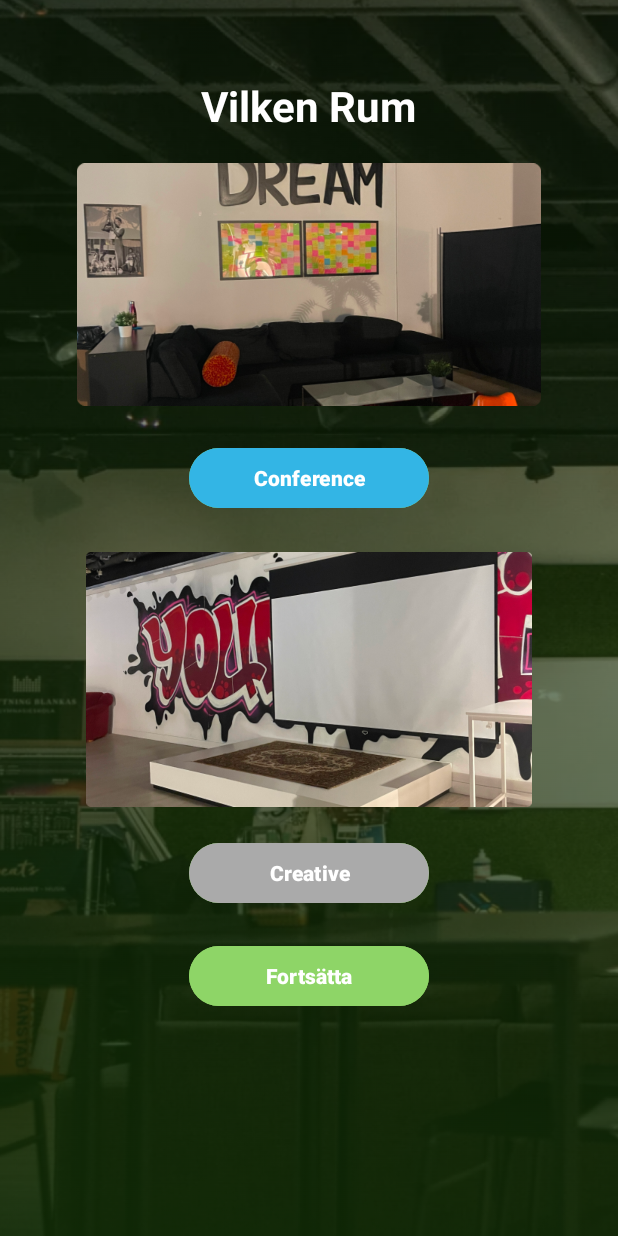
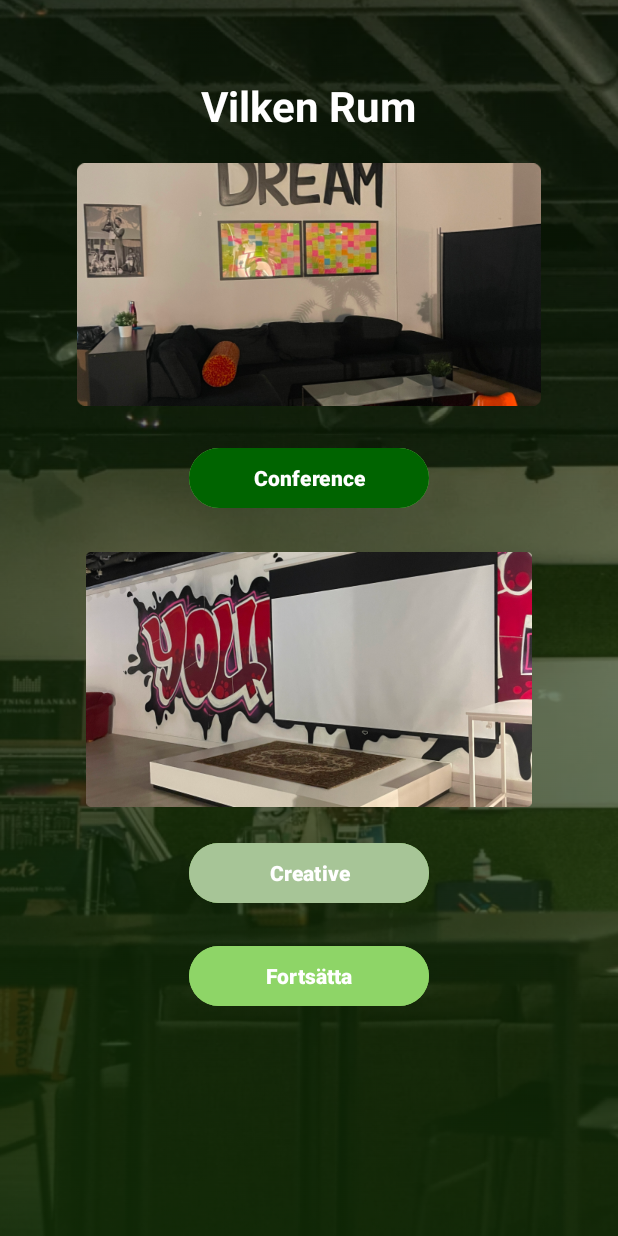
Before and after one commit to engNesta/SpacesbyYG, an Android app: the RoomSelectionActivity screen opened directly, with no data from a screen before it, after a tap on "Conference", on a phone screen of 412 x 824 dp. Run offline under Robolectric (Android 15) with nearby library versions, the phone set to English and light mode, and no system bars.

Commit message:
Code Cleaning and UI adjustments

```diff
--- a/app/build.gradle.kts
+++ b/app/build.gradle.kts
@@ -61,6 +61,8 @@ dependencies {
     implementation("com.google.firebase:firebase-analytics")
     implementation("com.google.firebase:firebase-auth:21.1.0")
 
+    implementation("com.stripe:stripe-android:20.32.0") // Replace with the latest version
+
     testImplementation(libs.junit)
     androidTestImplementation(libs.androidx.junit)
     androidTestImplementation(libs.androidx.espresso.core)
--- a/app/src/main/java/com/example/spacesbyyg/AnalyticsActivity.kt
+++ b/app/src/main/java/com/example/spacesbyyg/AnalyticsActivity.kt
@@ -214,7 +214,7 @@ class AnalyticsActivity : AppCompatActivity() {
 
         // Create a BarDataSet to hold the data for the chart
         val dataSet = BarDataSet(entries, "")
-        dataSet.color = ContextCompat.getColor(this, R.color.lime_green) // Give bars a green color
+        dataSet.color = ContextCompat.getColor(this, R.color.button_green) // Give bars a green color
         dataSet.valueTextColor = Color.WHITE // Values above bars in white for contrast
         dataSet.valueTextSize = 14f // Larger text size for readability
         dataSet.setDrawValues(true) // Ensure values are shown above bars
--- a/app/src/main/java/com/example/spacesbyyg/RoomSelectionActivity.kt
+++ b/app/src/main/java/com/example/spacesbyyg/RoomSelectionActivity.kt
@@ -1,4 +1,3 @@
-// RoomSelectionActivity.kt
 package com.example.spacesbyyg
 
 import android.content.Intent
@@ -7,10 +6,6 @@ import android.widget.Button
 import android.widget.Toast
 import androidx.appcompat.app.AppCompatActivity
 import androidx.core.content.ContextCompat
-import android.os.Build;
-import android.view.View;
-import android.view.WindowManager;
-import android.graphics.Color;
 
 class RoomSelectionActivity : AppCompatActivity() {
 
@@ -19,21 +14,6 @@ class RoomSelectionActivity : AppCompatActivity() {
 
     override fun onCreate(savedInstanceState: Bundle?) {
         super.onCreate(savedInstanceState)
-
-        if (Build.VERSION.SDK_INT >= Build.VERSION_CODES.LOLLIPOP) {
-            val window = window
-            // Clear FLAG_TRANSLUCENT_STATUS flag:
-            window.clearFlags(WindowManager.LayoutParams.FLAG_TRANSLUCENT_STATUS)
-            // Add FLAG_DRAWS_SYSTEM_BAR_BACKGROUNDS flag to the window
-            window.addFlags(WindowManager.LayoutParams.FLAG_DRAWS_SYSTEM_BAR_BACKGROUNDS)
-            // Set the status bar to transparent
-            window.statusBarColor = Color.TRANSPARENT
-
-            // Make the content appear behind the status bar
-            window.decorView.systemUiVisibility =
-                View.SYSTEM_UI_FLAG_LAYOUT_STABLE or View.SYSTEM_UI_FLAG_LAYOUT_FULLSCREEN
-        }
-
         setContentView(R.layout.activity_room_selection)
 
         // UI Elements
@@ -44,9 +24,9 @@ class RoomSelectionActivity : AppCompatActivity() {
         // Disable Continue button initially
         continueButton.isEnabled = false
 
-        // Original button colors
-        val originalButtonColor = ContextCompat.getColor(this, android.R.color.darker_gray)
-        val selectedButtonColor = ContextCompat.getColor(this, android.R.color.holo_blue_light)
+        // Load colors from resources
+        val selectedButtonColor = ContextCompat.getColor(this, R.color.button_enabled)  // Dark Green
+        val unselectedButtonColor = ContextCompat.getColor(this, R.color.button_disabled) // Light Green
 
         // Room Selection Logic
         conferenceRoomButton.setOnClickListener {
@@ -56,7 +36,7 @@ class RoomSelectionActivity : AppCompatActivity() {
                 conferenceRoomButton,
                 creativeRoomButton,
                 selectedButtonColor,
-                originalButtonColor
+                unselectedButtonColor
             )
             continueButton.isEnabled = true // Enable Continue button
         }
@@ -68,7 +48,7 @@ class RoomSelectionActivity : AppCompatActivity() {
                 creativeRoomButton,
                 conferenceRoomButton,
                 selectedButtonColor,
-                originalButtonColor
+                unselectedButtonColor
             )
             continueButton.isEnabled = true // Enable Continue button
         }
@@ -76,9 +56,8 @@ class RoomSelectionActivity : AppCompatActivity() {
         // Continue Button Logic
         continueButton.setOnClickListener {
             if (roomSelected) {
-                // Pass the selected room to the next activity
                 val intent = Intent(this, TimeAndCalendarActivity::class.java)
-                intent.putExtra("room", selectedRoom) // Passing selected room to next activity
+                intent.putExtra("room", selectedRoom)
                 startActivity(intent)
             } else {
                 Toast.makeText(this, "Vänligen välj ett rum", Toast.LENGTH_SHORT).show()
@@ -91,9 +70,9 @@ class RoomSelectionActivity : AppCompatActivity() {
         selectedButton: Button,
         otherButton: Button,
         selectedColor: Int,
-        originalColor: Int
+        unselectedColor: Int
     ) {
-        selectedButton.setBackgroundColor(selectedColor)
-        otherButton.setBackgroundColor(originalColor)
+        selectedButton.setBackgroundColor(selectedColor) // Dark Green for selected button
+        otherButton.setBackgroundColor(unselectedColor)  // Light Green for unselected button
     }
 }
--- a/app/src/main/res/values/colors.xml
+++ b/app/src/main/res/values/colors.xml
@@ -2,10 +2,9 @@
 <resources>
     <color name="black">#000000</color>
     <color name="white">#FFFFFF</color>
-    <color name="lime_green">#32CD32</color>
     <color name="spaces">#1E1E1E</color>
     <color name="button_green">#8ED567</color>
-    <color name="button_disabled">#8ED567</color> <!-- For gray (darker_gray) -->
-    <color name="dark_green">#006400</color> <!-- Dark green color -->
+    <color name="button_disabled">#A7C597</color> <!-- For gray (darker_gray) -->
+    <color name="button_enabled">#006400</color> <!-- Dark green color -->
 
 </resources>
--- a/build.gradle.kts
+++ b/build.gradle.kts
@@ -1,6 +1,6 @@
 // Top-level build file where you can add configuration options common to all sub-projects/modules.
 plugins {
-    id("com.android.application") version "8.6.0" apply false
+    id("com.android.application") version "8.8.0" apply false
     id("org.jetbrains.kotlin.android") version "1.9.0" apply false
     id("com.google.gms.google-services") version "4.4.2" apply false
 }
```
Also changed, not shown: app/src/main/java/com/example/spacesbyyg/TimeAndCalendarActivity.kt (+21 -10 lines), app/src/main/res/drawable/custom_calendar_selector.xml (added, +8 -0 lines), gradle/wrapper/gradle-wrapper.properties.
